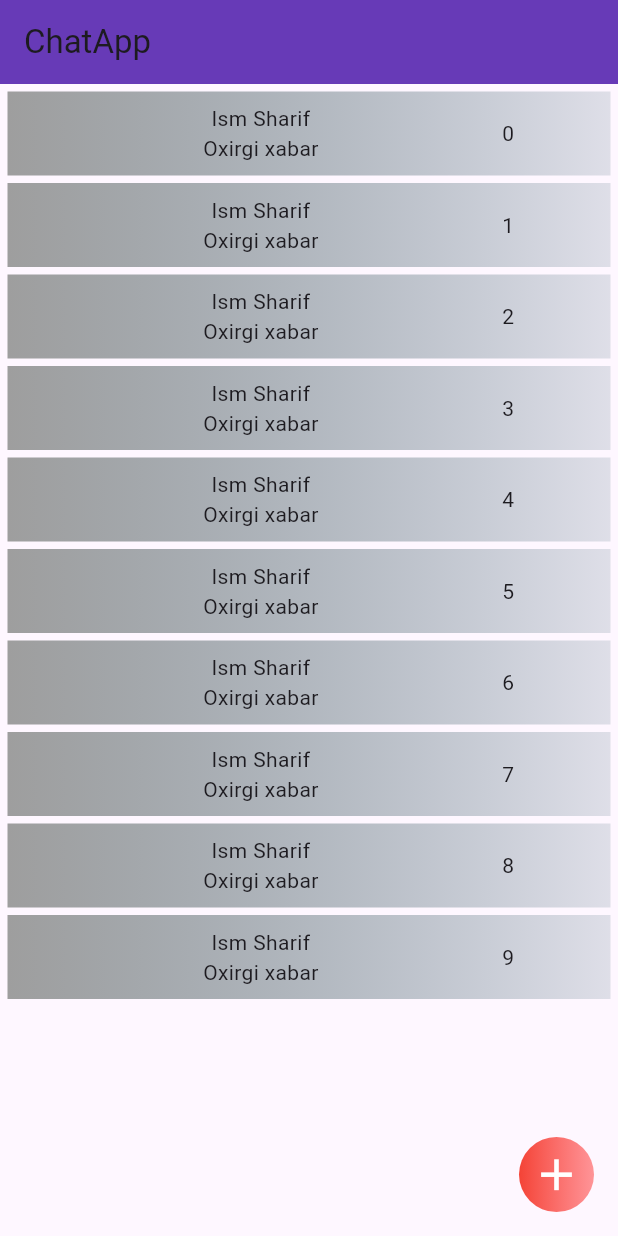
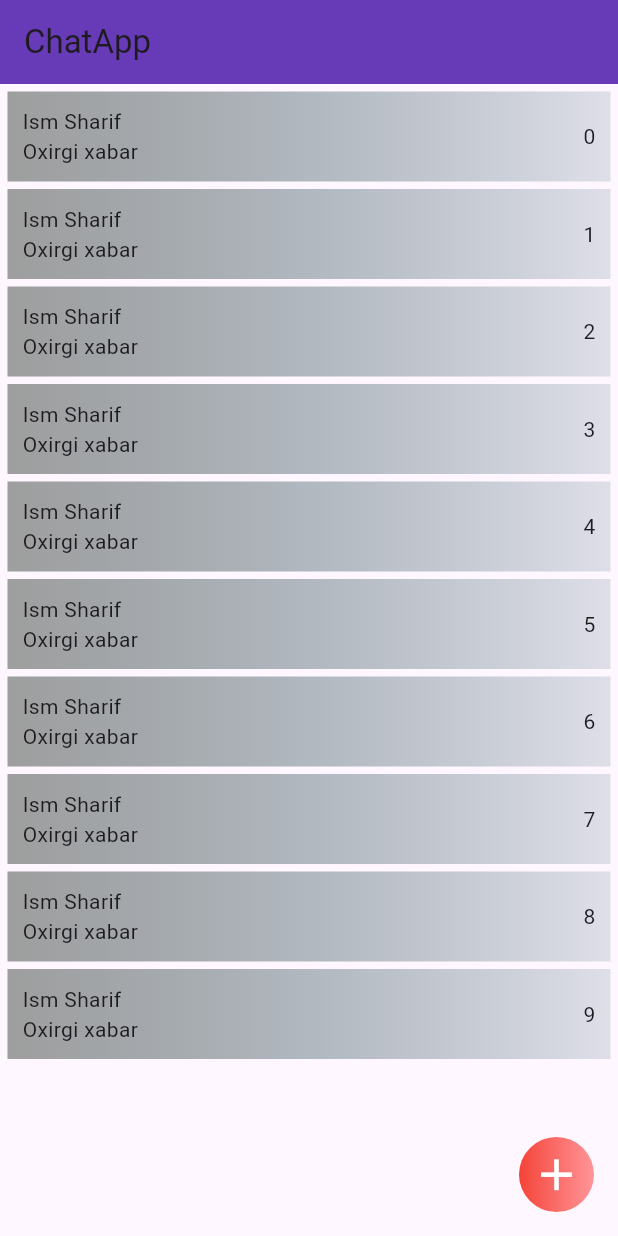
Before and after one commit to Engineers-Playground/simple-flutter, a Flutter app: the screen it shows after launch, on a phone screen of 412 x 824 dp. Run offline on Flutter 3.47's test engine with Material 3 defaults, Android fonts, the phone set to English and light mode, and no system bars.

Commit message:
feat: chat style changed

```diff
--- a/lib/widgets/Chat.dart
+++ b/lib/widgets/Chat.dart
@@ -7,7 +7,7 @@ class Chat extends StatelessWidget {
   Widget build(BuildContext context) {
     return Container(
       margin: EdgeInsets.only(bottom: 5),
-      padding: EdgeInsets.all(8.0),
+      padding: EdgeInsets.all(10.0),
       decoration: BoxDecoration(
         gradient: LinearGradient(
           colors: [Colors.grey, Colors.blueGrey.withOpacity(0.2)],
@@ -17,9 +17,18 @@ class Chat extends StatelessWidget {
         children: [
           Expanded(
             flex: 5,
-            child: Column(children: [Text("Ism Sharif"), Text("Oxirgi xabar")]),
+            child: Column(
+              crossAxisAlignment: CrossAxisAlignment.start,
+              children: [Text("Ism Sharif"), Text("Oxirgi xabar")],
+            ),
           ),
-          Expanded(flex: 1, child: Text(chat_index.toString())),
+          Expanded(
+            flex: 1,
+            child: Column(
+              crossAxisAlignment: CrossAxisAlignment.end,
+              children: [Text(chat_index.toString())],
+            ),
+          ),
         ],
       ),
     );
```
Also changed, not shown: images/mobile.png (added), 1 other file.
